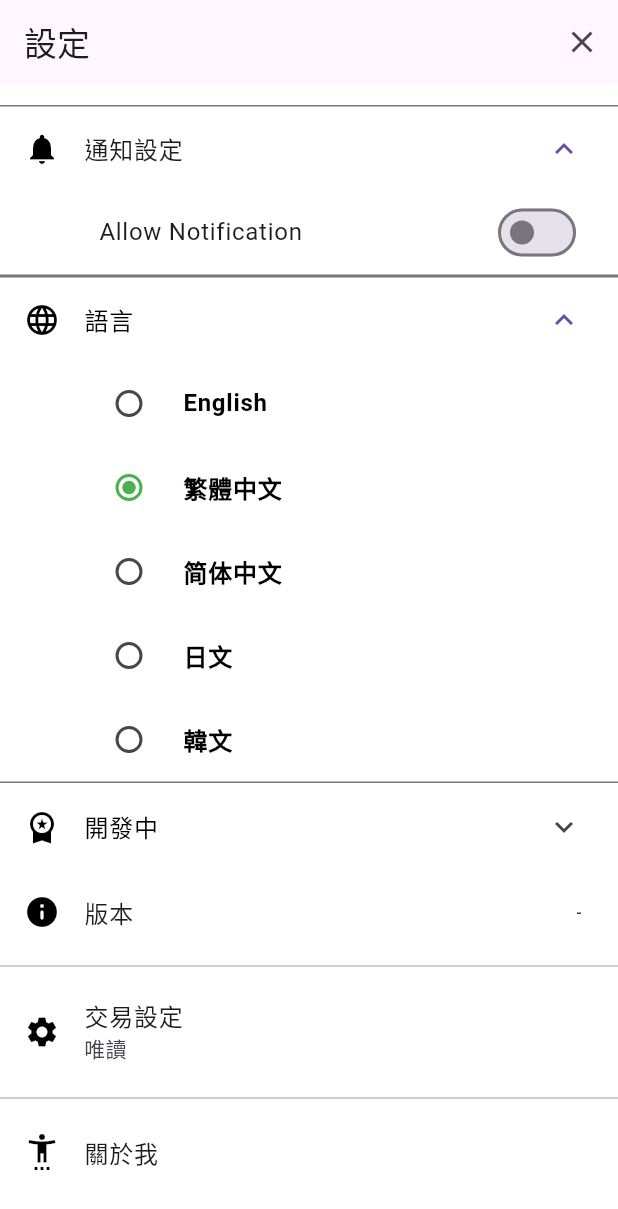
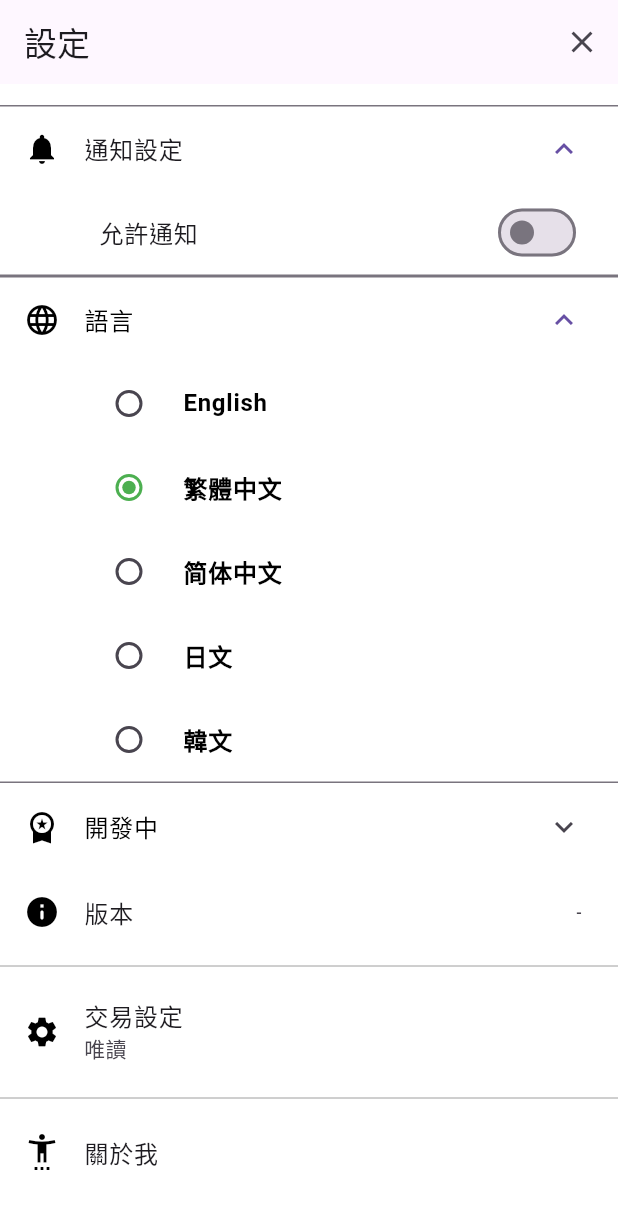
Before and after one commit to ToC-Taiwan/toc_trade_app, a Flutter app: the SettingsPage screen opened directly, after a tap on "Settings of Notification", after a tap on "Language", after a tap on "繁體中文", on a phone screen of 412 x 824 dp. Shown: the top 1209 px of the screen. Run offline on Flutter 3.47's test engine with Material 3 defaults, Android fonts, the phone set to English and light mode, and no system bars; our stand-ins replace another_flushbar, auto_size_text, curved_navigation_bar, date_format, email_validator, firebase_core and 12 more; missing offline and left inert: candlesticks, in_app_purchase_storekit, protobuf; accounts and stored records are empty; generated files the repository leaves out were written again; network calls fail; statements that could not run were skipped.

Commit message:
feat: "Improve notification settings and update app version"
- Addition of new localization strings for "Allow Notification" and "Please go to setting to allow notification" in English, Japanese, Korean, Chinese, and Traditional Chinese.
- Changed the logic of push notification settings, removing unnecessary condition and updating the title and subtitle to use localized strings.
- Incremented the application version from 4.0.2+40024 to 4.0.3+40025 in `pubspec.yaml`.

```diff
--- a/lib/l10n/app_en.arb
+++ b/lib/l10n/app_en.arb
@@ -107,5 +107,7 @@
   "email_cannot_be_empty": "Email cannot be empty",
   "email_is_invalid": "Email is invalid",
   "email_address": "Email Address",
-  "please_login_again": "Please login again"
+  "please_login_again": "Please login again",
+  "allow_notification": "Allow Notification",
+  "please_go_to_settings_to_allow_notification": "Please go to setting to allow notification"
 }
--- a/lib/l10n/app_ja.arb
+++ b/lib/l10n/app_ja.arb
@@ -107,5 +107,7 @@
   "email_cannot_be_empty": "メールアドレスは空白にできません",
   "email_is_invalid": "無効なメールアドレス",
   "email_address": "メールアドレス",
-  "please_login_again": "再度ログインしてください"
+  "please_login_again": "再度ログインしてください",
+  "allow_notification": "通知を許可する",
+  "please_go_to_settings_to_allow_notification": "通知を許可するために設定に移動してください"
 }
--- a/lib/l10n/app_ko.arb
+++ b/lib/l10n/app_ko.arb
@@ -107,5 +107,7 @@
   "email_cannot_be_empty": "이메일을 비울 수 없습니다",
   "email_is_invalid": "유효하지 않은 이메일",
   "email_address": "이메일 주소",
-  "please_login_again": "다시 로그인하세요"
+  "please_login_again": "다시 로그인하세요",
+  "allow_notification": "통지 허용",
+  "please_go_to_settings_to_allow_notification": "알림 허용을 위해 설정으로 이동하십시오"
 }
--- a/lib/l10n/app_zh.arb
+++ b/lib/l10n/app_zh.arb
@@ -107,5 +107,7 @@
   "email_cannot_be_empty": "Email 不能空白",
   "email_is_invalid": "Email 格式錯誤",
   "email_address": "Email 地址",
-  "please_login_again": "請重新登入"
+  "please_login_again": "請重新登入",
+  "allow_notification": "允許通知",
+  "please_go_to_settings_to_allow_notification": "請前往設定以允許通知"
 }
--- a/lib/l10n/app_zh_Hans_CN.arb
+++ b/lib/l10n/app_zh_Hans_CN.arb
@@ -107,5 +107,7 @@
   "email_cannot_be_empty": "Email 不能空白",
   "email_is_invalid": "Email 格式错误",
   "email_address": "Email 地址",
-  "please_login_again": "请重新登录"
+  "please_login_again": "请重新登录",
+  "allow_notification": "允许通知",
+  "please_go_to_settings_to_allow_notification": "请前往设置以允许通知"
 }
--- a/lib/l10n/app_zh_Hant_TW.arb
+++ b/lib/l10n/app_zh_Hant_TW.arb
@@ -107,5 +107,7 @@
   "email_cannot_be_empty": "Email 不能空白",
   "email_is_invalid": "Email 格式錯誤",
   "email_address": "Email 地址",
-  "please_login_again": "請重新登入"
+  "please_login_again": "請重新登入",
+  "allow_notification": "允許通知",
+  "please_go_to_settings_to_allow_notification": "請前往設定以允許通知"
 }
--- a/lib/layout/settings.dart
+++ b/lib/layout/settings.dart
@@ -49,8 +49,8 @@ class _SettingsPageState extends State<SettingsPage> {
     }
 
     if (await Permission.notification.status.isPermanentlyDenied) {
+      await FCM.sendToken(false);
       setState(() {
-        _pushNotification = false;
         _pushNotificationPermamentlyDenied = true;
       });
     } else {
@@ -182,20 +182,17 @@ class _SettingsPageState extends State<SettingsPage> {
                     onChanged: _pushNotificationPermamentlyDenied
                         ? null
                         : (bool? value) async {
-                            if (value == null) {
-                              return;
-                            }
-                            FCM.sendToken(value);
+                            FCM.sendToken(value!);
                             await FCM.checkTokenStatus().then((value) {
                               setState(() {
                                 _pushNotification = value;
                               });
                             });
                           },
-                    title: const Text('Allow Notification'),
+                    title: Text(AppLocalizations.of(context)!.allow_notification),
                     subtitle: _pushNotificationPermamentlyDenied
-                        ? const Text(
-                            'Please go to setting to allow notification',
+                        ? Text(
+                            AppLocalizations.of(context)!.please_go_to_settings_to_allow_notification,
                           )
                         : null,
                   )
--- a/pubspec.yaml
+++ b/pubspec.yaml
@@ -1,7 +1,7 @@
 name: trade_agent
 description: Status of trade agent, let user query analyzed stocks.
 publish_to: none
-version: 4.0.2+40024
+version: 4.0.3+40025
 
 environment:
   sdk: ">=3.1.2 <4.0.0"
```
